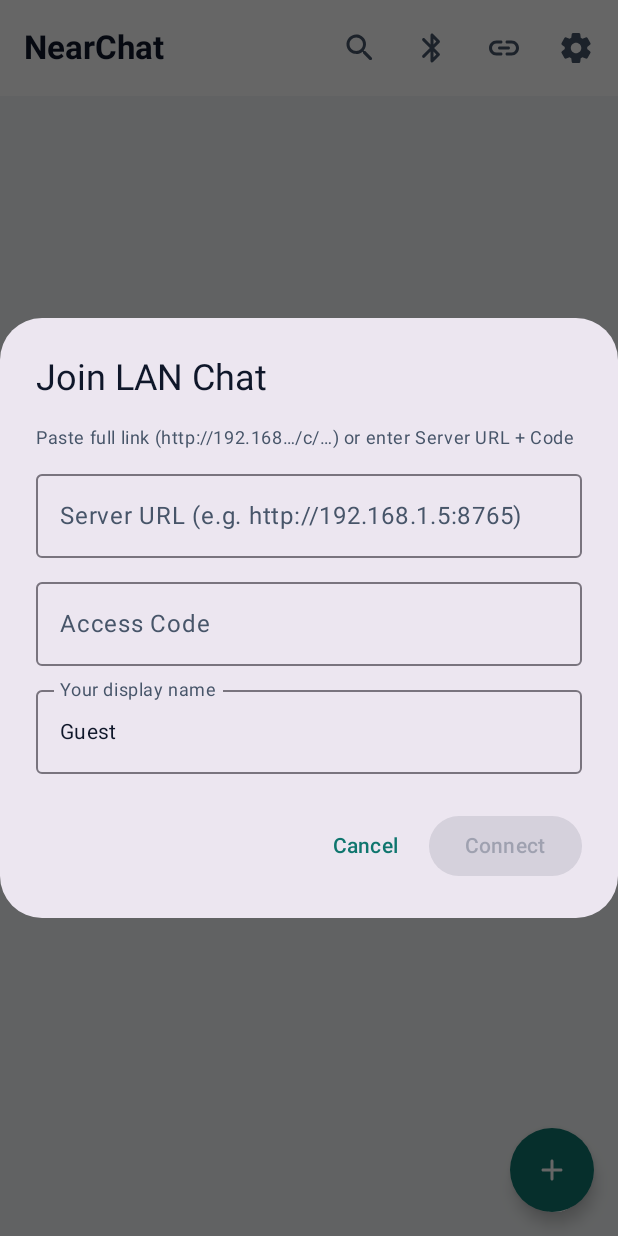
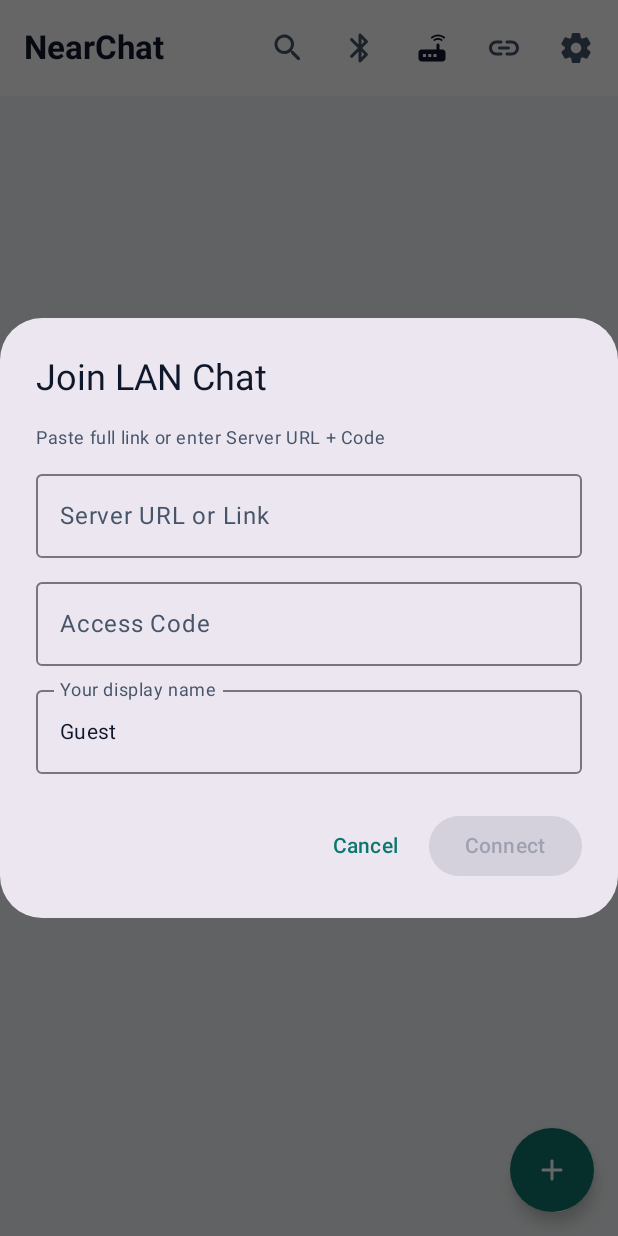
Before and after one commit to Khereba1/NearChat, an Android app built with Jetpack Compose: the screen it shows after launch (MainActivity), after a tap on "Join LAN Chat", on a phone screen of 412 x 824 dp. Run offline under Robolectric (Android 15) with nearby library versions, the phone set to English and light mode, and no system bars.

Commit message:
v1.2: edge-to-edge UI fixes and Wi-Fi Proxy Router Bridge

```diff
--- a/app/build.gradle.kts
+++ b/app/build.gradle.kts
@@ -13,8 +13,8 @@ android {
         applicationId = "com.khereba1.nearchat"
         minSdk = 29
         targetSdk = 34
-        versionCode = 3
-        versionName = "1.1.1"
+        versionCode = 4
+        versionName = "1.2"
     }
 
     signingConfigs {
--- a/app/src/main/java/com/khereba1/app/MainActivity.kt
+++ b/app/src/main/java/com/khereba1/app/MainActivity.kt
@@ -11,6 +11,7 @@ import android.widget.Toast
 import androidx.activity.ComponentActivity
 import androidx.activity.compose.rememberLauncherForActivityResult
 import androidx.activity.compose.setContent
+import androidx.activity.enableEdgeToEdge
 import androidx.activity.result.contract.ActivityResultContracts
 import androidx.compose.animation.AnimatedContent
 import androidx.compose.animation.core.tween
@@ -36,6 +37,7 @@ import com.khereba1.app.media.VoiceRecorder
 import com.khereba1.app.network.BluetoothChatManager
 import com.khereba1.app.network.LanClient
 import com.khereba1.app.network.LanShareService
+import com.khereba1.app.network.WifiProxyServer
 import com.khereba1.app.ui.BluetoothChatScreen
 import com.khereba1.app.ui.ChatScreen
 import com.khereba1.app.ui.HomeScreen
@@ -67,6 +69,7 @@ class MainActivity : ComponentActivity() {
     }
 
     override fun onCreate(savedInstanceState: Bundle?) {
+        enableEdgeToEdge()
         super.onCreate(savedInstanceState)
         extractShareIntent(intent)
 
@@ -79,6 +82,7 @@ class MainActivity : ComponentActivity() {
                 val scope = rememberCoroutineScope()
                 val dbVersion by db.changes.collectAsState()
                 val lanState by LanShareService.state.collectAsState()
+                val routerState by WifiProxyServer.state.collectAsState()
                 val btState by btManager.state.collectAsState()
 
                 val chats = remember(dbVersion) { db.getAllChats() }
@@ -101,7 +105,7 @@ class MainActivity : ComponentActivity() {
                             isRecording = true
                         }
                     } else if (!granted) {
-                        Toast.makeText(this@MainActivity, getString(R.string.mic_permission_needed), Toast.LENGTH_SHORT).show()
+                        Toast.makeText(this, getString(R.string.mic_permission_needed), Toast.LENGTH_SHORT).show()
                     }
                 }
 
@@ -109,13 +113,19 @@ class MainActivity : ComponentActivity() {
                     ActivityResultContracts.RequestPermission()
                 ) { _ -> }
 
+                val routerPermLauncher = rememberLauncherForActivityResult(
+                    ActivityResultContracts.RequestMultiplePermissions()
+                ) { _ ->
+                    WifiProxyServer.start(this@MainActivity)
+                }
+
                 val btPermLauncher = rememberLauncherForActivityResult(
                     ActivityResultContracts.RequestMultiplePermissions()
                 ) { results ->
                     if (results.values.all { it }) {
                         showBluetooth = true
                     } else {
-                        Toast.makeText(this@MainActivity, getString(R.string.bt_permission_needed), Toast.LENGTH_SHORT).show()
+                        Toast.makeText(this, getString(R.string.bt_permission_needed), Toast.LENGTH_SHORT).show()
                     }
                 }
 
@@ -272,6 +282,7 @@ class MainActivity : ComponentActivity() {
                             HomeScreen(
                                 chats = chats,
                                 lanState = lanState,
+                                routerState = routerState,
                                 storageBytes = storageBytes,
                                 currentLang = currentLang,
                                 onOpenChat = { room -> activeChatId = room.id },
@@ -321,6 +332,15 @@ class MainActivity : ComponentActivity() {
                                         showBluetooth = true
                                     }
                                 },
+                                onStartRouter = {
+                                    val perms = if (Build.VERSION.SDK_INT >= Build.VERSION_CODES.TIRAMISU) {
+                                        arrayOf(Manifest.permission.NEARBY_WIFI_DEVICES, Manifest.permission.ACCESS_FINE_LOCATION)
+                                    } else {
+                                        arrayOf(Manifest.permission.ACCESS_FINE_LOCATION)
+                                    }
+                                    routerPermLauncher.launch(perms)
+                                },
+                                onStopRouter = { WifiProxyServer.stop() },
                                 onChangeLanguage = { lang ->
                                     prefs.edit().putString("lang", lang).apply()
                                     currentLang = lang
--- a/app/src/main/java/com/khereba1/app/ui/ChatScreen.kt
+++ b/app/src/main/java/com/khereba1/app/ui/ChatScreen.kt
@@ -27,6 +27,8 @@ import androidx.compose.foundation.layout.fillMaxSize
 import androidx.compose.foundation.layout.fillMaxWidth
 import androidx.compose.foundation.layout.height
 import androidx.compose.foundation.layout.heightIn
+import androidx.compose.foundation.layout.imePadding
+import androidx.compose.foundation.layout.navigationBarsPadding
 import androidx.compose.foundation.layout.padding
 import androidx.compose.foundation.layout.size
 import androidx.compose.foundation.layout.width
@@ -237,7 +239,8 @@ fun ChatScreen(
         bottomBar = {
             Surface(
                 color = MaterialTheme.colorScheme.surface,
-                tonalElevation = 6.dp
+                tonalElevation = 6.dp,
+                modifier = Modifier.navigationBarsPadding().imePadding()
             ) {
                 Row(
                     modifier = Modifier
--- a/app/src/main/java/com/khereba1/app/ui/HomeScreen.kt
+++ b/app/src/main/java/com/khereba1/app/ui/HomeScreen.kt
@@ -27,6 +27,7 @@ import androidx.compose.material.icons.rounded.Delete
 import androidx.compose.material.icons.rounded.Edit
 import androidx.compose.material.icons.rounded.Link
 import androidx.compose.material.icons.rounded.MoreVert
+import androidx.compose.material.icons.rounded.Router
 import androidx.compose.material.icons.rounded.Search
 import androidx.compose.material.icons.rounded.Settings
 import androidx.compose.material.icons.rounded.WifiTethering
@@ -67,6 +68,7 @@ import com.khereba1.app.AppLog
 import com.khereba1.app.R
 import com.khereba1.app.data.ChatRoom
 import com.khereba1.app.network.LanServerState
+import com.khereba1.app.network.RouterBridgeState
 import com.khereba1.app.ui.theme.ChatAccentColors
 import java.text.SimpleDateFormat
 import java.util.Date
@@ -77,6 +79,7 @@ import java.util.Locale
 fun HomeScreen(
     chats: List<ChatRoom>,
     lanState: LanServerState,
+    routerState: RouterBridgeState,
     storageBytes: Long,
     currentLang: String,
     onOpenChat: (ChatRoom) -> Unit,
@@ -85,12 +88,15 @@ fun HomeScreen(
     onDeleteChat: (String) -> Unit,
     onJoinLan: (String, String, String) -> Unit,
     onOpenBluetoothChat: () -> Unit,
+    onStartRouter: () -> Unit,
+    onStopRouter: () -> Unit,
     onChangeLanguage: (String) -> Unit
 ) {
     var searchQuery by remember { mutableStateOf("") }
     var showSearch by remember { mutableStateOf(false) }
     var showCreateDialog by remember { mutableStateOf(false) }
     var showJoinDialog by remember { mutableStateOf(false) }
+    var showRouterDialog by remember { mutableStateOf(false) }
     var showSettingsDialog by remember { mutableStateOf(false) }
     var renameTarget by remember { mutableStateOf<ChatRoom?>(null) }
     var deleteTarget by remember { mutableStateOf<ChatRoom?>(null) }
@@ -118,7 +124,9 @@ fun HomeScreen(
                         Row(verticalAlignment = Alignment.CenterVertically) {
                             Text(
                                 text = stringResource(R.string.app_name),
-                                fontWeight = FontWeight.Bold
+                                fontWeight = FontWeight.Bold,
+                                maxLines = 1,
+                                overflow = TextOverflow.Ellipsis
                             )
                             if (lanState.isRunning) {
                                 Spacer(Modifier.width(8.dp))
@@ -144,6 +152,14 @@ fun HomeScreen(
                     }
                     IconButton(onClick = onOpenBluetoothChat) {
                         Icon(Icons.Rounded.Bluetooth, contentDescription = stringResource(R.string.bt_chat_title))
+                    }
+                    IconButton(onClick = { showRouterDialog = true }) {
+                        Icon(
+                            Icons.Rounded.Router,
+                            contentDescription = stringResource(R.string.router_title),
+                            tint = if (routerState.isRunning) MaterialTheme.colorScheme.primary
+                            else MaterialTheme.colorScheme.onSurface
+                        )
                     }
                     IconButton(onClick = { showJoinDialog = true }) {
                         Icon(Icons.Rounded.Link, contentDescription = stringResource(R.string.join_lan_chat))
@@ -279,6 +295,15 @@ fun HomeScreen(
                 showJoinDialog = false
                 onJoinLan(urlOrLink, code, displayName)
             }
+        )
+    }
+
+    if (showRouterDialog) {
+        RouterBridgeDialog(
+            state = routerState,
+            onStart = onStartRouter,
+            onStop = onStopRouter,
+            onDismiss = { showRouterDialog = false }
         )
     }
 
@@ -430,14 +455,16 @@ fun CreateChatDialog(
                 OutlinedTextField(
                     value = title,
                     onValueChange = { title = it },
-                    label = { Text(stringResource(R.string.chat_title_hint)) },
+                    label = { Text(stringResource(R.string.chat_title_label)) },
+                    placeholder = { Text(stringResource(R.string.chat_title_hint)) },
                     singleLine = true,
                     modifier = Modifier.fillMaxWidth()
                 )
                 OutlinedTextField(
                     value = desc,
                     onValueChange = { desc = it },
-                    label = { Text(stringResource(R.string.chat_desc_hint)) },
+                    label = { Text(stringResource(R.string.chat_desc_label)) },
+                    placeholder = { Text(stringResource(R.string.chat_desc_hint)) },
                     singleLine = true,
                     modifier = Modifier.fillMaxWidth()
                 )
@@ -498,6 +525,7 @@ private fun JoinLanDialog(
                     value = urlOrLink,
                     onValueChange = { urlOrLink = it },
                     label = { Text(stringResource(R.string.server_url_label)) },
+                    placeholder = { Text(stringResource(R.string.server_url_hint)) },
                     singleLine = true,
                     modifier = Modifier.fillMaxWidth()
                 )
--- a/app/src/main/res/values/strings.xml
+++ b/app/src/main/res/values/strings.xml
@@ -15,8 +15,10 @@
     <string name="no_chats_title">No chats yet</string>
     <string name="no_chats_subtitle">Create an empty chat to organize notes, voice memos, photos, videos, and files — or share any chat over your local network.</string>
     <string name="new_chat">New Chat</string>
-    <string name="chat_title_hint">Chat name (e.g. Work, Ideas, Media)</string>
-    <string name="chat_desc_hint">Short note (optional)</string>
+    <string name="chat_title_label">Chat name</string>
+    <string name="chat_title_hint">e.g. Work, Ideas, Media</string>
+    <string name="chat_desc_label">Short note</string>
+    <string name="chat_desc_hint">Optional</string>
     <string name="create">Create</string>
     <string name="cancel">Cancel</string>
     <string name="save">Save</string>
@@ -43,8 +45,9 @@
     <string name="lan_regenerate">Regenerate Links</string>
     <string name="lan_no_wifi">No Wi-Fi detected. Turn on Mobile Hotspot (no data needed) or connect to Wi-Fi.</string>
     <string name="join_lan_chat">Join LAN Chat</string>
-    <string name="join_lan_hint">Paste full link (http://192.168…/c/…) or enter Server URL + Code</string>
-    <string name="server_url_label">Server URL (e.g. http://192.168.1.5:8765)</string>
+    <string name="join_lan_hint">Paste full link or enter Server URL + Code</string>
+    <string name="server_url_label">Server URL or Link</string>
+    <string name="server_url_hint">http://192.168.1.5:8765</string>
     <string name="access_code_label">Access Code</string>
     <string name="your_name_label">Your display name</string>
     <string name="connect">Connect</string>
@@ -65,9 +68,9 @@
     <string name="uploading">Uploading…</string>
     <string name="connection_error">Could not connect. Make sure both devices are on the same Wi-Fi or Hotspot.</string>
     <string name="me_sender">Me</string>
-    <string name="bt_chat_title">Bluetooth Chat (No Wi-Fi)</string>
-    <string name="bt_host_btn">Host Bluetooth Room</string>
-    <string name="bt_connect_btn">Connect to Paired Device</string>
+    <string name="bt_chat_title">Bluetooth Chat</string>
+    <string name="bt_host_btn">Host Bluetooth</string>
+    <string name="bt_connect_btn">Connect Device</string>
     <string name="bt_disconnect">Disconnect</string>
     <string name="bt_waiting">Waiting for Bluetooth connection…</string>
     <string name="bt_connected">Connected to %1$s</string>
@@ -75,4 +78,11 @@
     <string name="bt_permission_needed">Bluetooth permission is needed to chat without Wi-Fi.</string>
     <string name="bt_no_paired">No paired Bluetooth devices found. Pair both phones in Android Settings first.</string>
     <string name="bt_tip">Works completely offline without Wi-Fi or Hotspot. Pair the two phones in Bluetooth settings, then one taps Host and the other Connects.</string>
+    <string name="router_title">Wi-Fi Repeater &amp; Proxy</string>
+    <string name="router_desc">Share this device\'s internet connection via a local HTTP/HTTPS Proxy (and Wi-Fi Direct group if hardware supports simultaneous Wi-Fi).</string>
+    <string name="router_start">Start Router Bridge</string>
+    <string name="router_stop">Stop Router Bridge</string>
+    <string name="router_proxy_label">Proxy Address (set on client Wi-Fi):</string>
+    <string name="router_p2p_label">Wi-Fi Direct Hotspot:</string>
+    <string name="router_hw_note">Note: On older single-chip devices without root, Android cannot broadcast a new Wi-Fi while already connected to Wi-Fi, so Wi-Fi Direct may fail; the Proxy still works over USB/Hotspot/LAN.</string>
 </resources>
```
Also changed, not shown: app/src/main/AndroidManifest.xml (+5 -2 lines), app/src/main/java/com/khereba1/app/network/WifiProxyServer.kt (added, +200 -0 lines), app/src/main/java/com/khereba1/app/ui/BluetoothChatScreen.kt (+19 -5 lines), app/src/main/java/com/khereba1/app/ui/RouterBridgeDialog.kt (added, +137 -0 lines), 1 other file.
